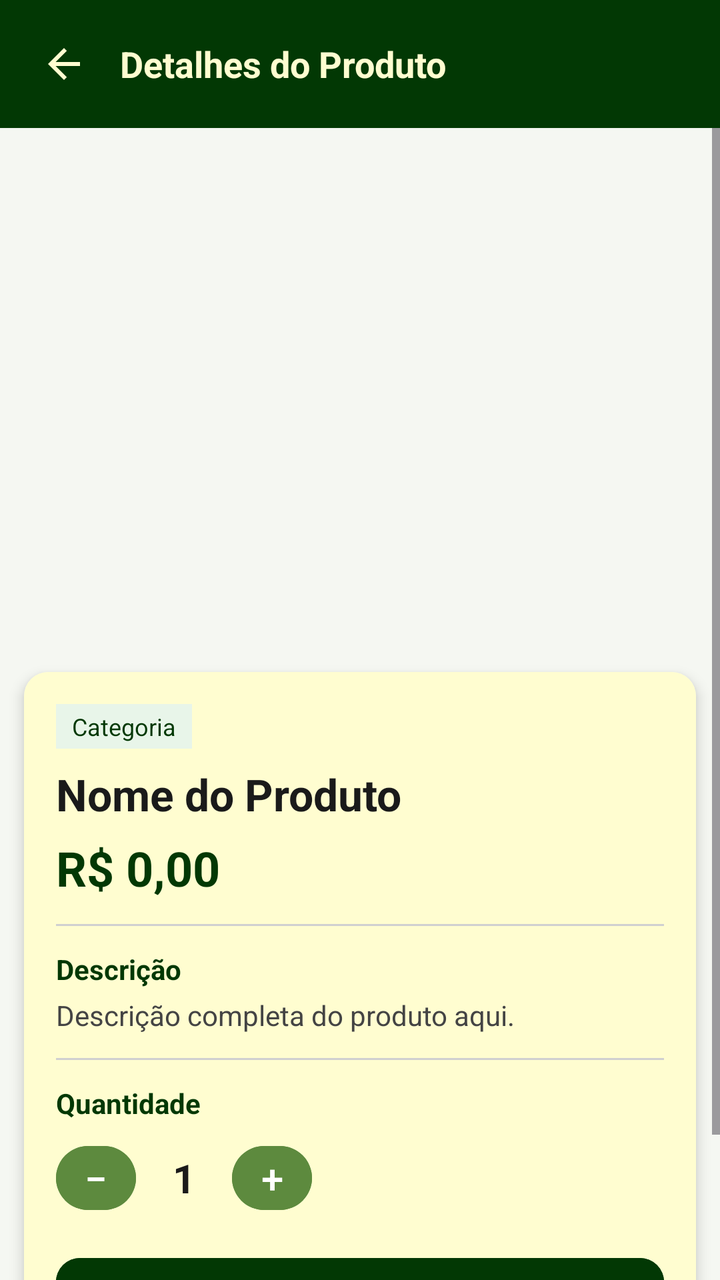
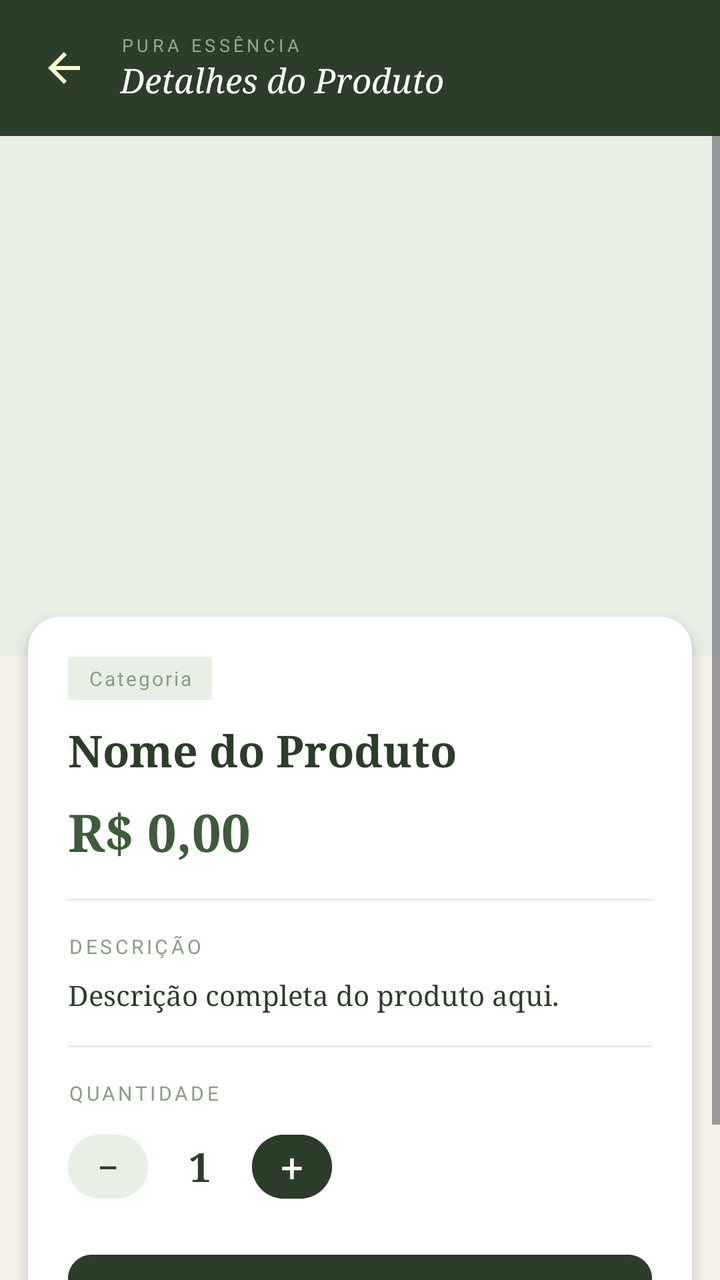

The first picture is an Android layout as it rendered before a commit; the second is the same layout after the commit. The layout source and the unified diff follow.
<!-- AndroidManifest.xml: application theme Theme.AppLoginTest -->
<!-- res/layout/activity_produto_detalhe.xml -->
<?xml version="1.0" encoding="utf-8"?>
<LinearLayout xmlns:android="http://schemas.android.com/apk/res/android"
    xmlns:app="http://schemas.android.com/apk/res-auto"
    android:layout_width="match_parent"
    android:layout_height="match_parent"
    android:orientation="vertical"
    android:background="#F5F7F2"
    android:fitsSystemWindows="true">

    
    <LinearLayout
        android:layout_width="match_parent"
        android:layout_height="wrap_content"
        android:background="#023804"
        android:orientation="horizontal"
        android:padding="12dp"
        android:gravity="center_vertical">

        <ImageButton
            android:id="@+id/btnVoltar"
            android:layout_width="40dp"
            android:layout_height="40dp"
            android:background="?attr/selectableItemBackgroundBorderless"
            android:src="@drawable/ic_seta_voltar"
            android:contentDescription="Voltar" />

        <TextView
            android:layout_width="0dp"
            android:layout_height="wrap_content"
            android:layout_weight="1"
            android:layout_marginStart="8dp"
            android:text="Detalhes do Produto"
            android:textColor="#FFFDD0"
            android:textSize="18sp"
            android:textStyle="bold" />
    </LinearLayout>

    
    <ScrollView
        android:layout_width="match_parent"
        android:layout_height="0dp"
        android:layout_weight="1"
        android:paddingBottom="16dp"
        android:clipToPadding="false">

        <LinearLayout
            android:layout_width="match_parent"
            android:layout_height="wrap_content"
            android:orientation="vertical">

            
            <ImageView
                android:id="@+id/imgProdutoDetalhe"
                android:layout_width="match_parent"
                android:layout_height="260dp"
                android:src="@mipmap/ic_launcher"
                android:scaleType="centerCrop" />

            
            <androidx.cardview.widget.CardView
                android:layout_width="match_parent"
                android:layout_height="wrap_content"
                android:layout_margin="12dp"
                app:cardCornerRadius="12dp"
                app:cardElevation="4dp">

                <LinearLayout
                    android:layout_width="match_parent"
                    android:layout_height="wrap_content"
                    android:orientation="vertical"
                    android:padding="16dp"
                    android:background="#FFFDD0">

                    
                    <TextView
                        android:id="@+id/tvDetalheCategoria"
                        android:layout_width="wrap_content"
                        android:layout_height="wrap_content"
                        android:background="#E8F5E9"
                        android:paddingStart="8dp"
                        android:paddingEnd="8dp"
                        android:paddingTop="3dp"
                        android:paddingBottom="3dp"
                        android:text="Categoria"
                        android:textColor="#023804"
                        android:textSize="12sp" />

                    
                    <TextView
                        android:id="@+id/tvDetalheNome"
                        android:layout_width="match_parent"
                        android:layout_height="wrap_content"
                        android:layout_marginTop="8dp"
                        android:text="Nome do Produto"
                        android:textColor="#1A1A1A"
                        android:textSize="22sp"
                        android:textStyle="bold" />

                    
                    <TextView
                        android:id="@+id/tvDetalhePreco"
                        android:layout_width="wrap_content"
                        android:layout_height="wrap_content"
                        android:layout_marginTop="6dp"
                        android:text="R$ 0,00"
                        android:textColor="#023804"
                        android:textSize="24sp"
                        android:textStyle="bold" />

                    <View
                        android:layout_width="match_parent"
                        android:layout_height="1dp"
                        android:layout_marginTop="12dp"
                        android:layout_marginBottom="12dp"
                        android:background="#D0D0D0" />

                    
                    <TextView
                        android:layout_width="wrap_content"
                        android:layout_height="wrap_content"
                        android:text="Descrição"
                        android:textColor="#023804"
                        android:textSize="14sp"
                        android:textStyle="bold" />

                    <TextView
                        android:id="@+id/tvDetalheDescricao"
                        android:layout_width="match_parent"
                        android:layout_height="wrap_content"
                        android:layout_marginTop="4dp"
                        android:text="Descrição completa do produto aqui."
                        android:textColor="#444444"
                        android:textSize="14sp"
                        android:lineSpacingExtra="4dp" />

                    <View
                        android:layout_width="match_parent"
                        android:layout_height="1dp"
                        android:layout_marginTop="12dp"
                        android:layout_marginBottom="12dp"
                        android:background="#D0D0D0" />

                    
                    <TextView
                        android:layout_width="wrap_content"
                        android:layout_height="wrap_content"
                        android:text="Quantidade"
                        android:textColor="#023804"
                        android:textSize="14sp"
                        android:textStyle="bold" />

                    <LinearLayout
                        android:layout_width="wrap_content"
                        android:layout_height="wrap_content"
                        android:layout_marginTop="8dp"
                        android:orientation="horizontal"
                        android:gravity="center_vertical">

                        <Button
                            android:id="@+id/btnMenos"
                            android:layout_width="40dp"
                            android:layout_height="40dp"
                            android:text="−"
                            android:textSize="20sp"
                            android:backgroundTint="#5D8A3E"
                            android:textColor="#FFFFFF"
                            android:padding="0dp"
                            app:cornerRadius="20dp" />

                        <TextView
                            android:id="@+id/tvQuantidade"
                            android:layout_width="48dp"
                            android:layout_height="wrap_content"
                            android:text="1"
                            android:textSize="20sp"
                            android:textStyle="bold"
                            android:textColor="#1A1A1A"
                            android:gravity="center" />

                        <Button
                            android:id="@+id/btnMais"
                            android:layout_width="40dp"
                            android:layout_height="40dp"
                            android:text="+"
                            android:textSize="20sp"
                            android:backgroundTint="#5D8A3E"
                            android:textColor="#FFFFFF"
                            android:padding="0dp"
                            app:cornerRadius="20dp" />

                    </LinearLayout>

                    
                    <Button
                        android:id="@+id/btnAdicionarCarrinho"
                        android:layout_width="match_parent"
                        android:layout_height="52dp"
                        android:layout_marginTop="16dp"
                        android:backgroundTint="#023804"
                        android:text="Adicionar ao Carrinho"
                        android:textColor="#FFFDD0"
                        android:textSize="16sp"
                        android:textStyle="bold"
                        app:cornerRadius="12dp" />

                </LinearLayout>
            </androidx.cardview.widget.CardView>

        </LinearLayout>
    </ScrollView>

</LinearLayout>
<!-- resources referenced by this layout -->
<resources>
  <!-- drawable ic_seta_voltar (drawable) -->
  <vector xmlns:android="http://schemas.android.com/apk/res/android"
      android:width="24dp"
      android:height="24dp"
      android:viewportWidth="24"
      android:viewportHeight="24">
      <path
          android:fillColor="#FFFDD0"
          android:pathData="M20,11H7.83l5.59,-5.59L12,4l-8,8 8,8 1.41,-1.41L7.83,13H20v-2z"/>
  </vector>
  <!-- mipmap ic_launcher (mipmap-anydpi-v26) -->
  <?xml version="1.0" encoding="utf-8"?>
  <adaptive-icon xmlns:android="http://schemas.android.com/apk/res/android">
      <background android:drawable="@drawable/ic_launcher_background"/>
      <foreground android:drawable="@mipmap/ic_launcher_foreground"/>
  </adaptive-icon>
  <style name="Theme.AppLoginTest" parent="Base.Theme.AppLoginTest" />
  <!-- drawable ic_launcher_background: vector/xml drawable (drawable, 4866 chars, omitted) -->
  <style name="Base.Theme.AppLoginTest" parent="Theme.Material3.DayNight.NoActionBar">
          
          
      </style>
</resources>

<!-- the commit's change to res/layout/activity_produto_detalhe.xml (unified diff, before → after) -->
@@ -1,19 +1,23 @@
 <?xml version="1.0" encoding="utf-8"?>
-<LinearLayout xmlns:android="http://schemas.android.com/apk/res/android"
+<LinearLayout
+    xmlns:android="http://schemas.android.com/apk/res/android"
     xmlns:app="http://schemas.android.com/apk/res-auto"
     android:layout_width="match_parent"
     android:layout_height="match_parent"
     android:orientation="vertical"
-    android:background="#F5F7F2"
+    android:background="@color/creme_fundo"
     android:fitsSystemWindows="true">
 
     
     <LinearLayout
         android:layout_width="match_parent"
         android:layout_height="wrap_content"
-        android:background="#023804"
+        android:background="@color/verde_escuro"
         android:orientation="horizontal"
-        android:padding="12dp"
+        android:paddingStart="12dp"
+        android:paddingEnd="16dp"
+        android:paddingTop="14dp"
+        android:paddingBottom="14dp"
         android:gravity="center_vertical">
 
         <ImageButton
@@ -24,15 +28,30 @@
             android:src="@drawable/ic_seta_voltar"
             android:contentDescription="Voltar" />
 
-        <TextView
+        <LinearLayout
             android:layout_width="0dp"
             android:layout_height="wrap_content"
             android:layout_weight="1"
             android:layout_marginStart="8dp"
-            android:text="Detalhes do Produto"
-            android:textColor="#FFFDD0"
-            android:textSize="18sp"
-            android:textStyle="bold" />
+            android:orientation="vertical">
+
+            <TextView
+                android:layout_width="wrap_content"
+                android:layout_height="wrap_content"
+                android:text="PURA ESSÊNCIA"
+                android:textColor="@color/verde_claro"
+                android:textSize="9sp"
+                android:letterSpacing="0.2" />
+
+            <TextView
+                android:layout_width="wrap_content"
+                android:layout_height="wrap_content"
+                android:text="Detalhes do Produto"
+                android:textColor="@color/white"
+                android:textSize="17sp"
+                android:fontFamily="serif"
+                android:textStyle="italic" />
+        </LinearLayout>
     </LinearLayout>
 
     
@@ -49,110 +68,118 @@
             android:orientation="vertical">
 
             
-            <ImageView
-                android:id="@+id/imgProdutoDetalhe"
+            <androidx.cardview.widget.CardView
                 android:layout_width="match_parent"
-                android:layout_height="260dp"
-                android:src="@mipmap/ic_launcher"
-                android:scaleType="centerCrop" />
+                android:layout_height="wrap_content"
+                app:cardCornerRadius="0dp"
+                app:cardElevation="0dp"
+                app:cardBackgroundColor="@color/verde_fundo_badge">
+
+                <ImageView
+                    android:id="@+id/imgProdutoDetalhe"
+                    android:layout_width="match_parent"
+                    android:layout_height="260dp"
+                    android:src="@mipmap/ic_launcher"
+                    android:scaleType="centerCrop" />
+            </androidx.cardview.widget.CardView>
 
             
             <androidx.cardview.widget.CardView
                 android:layout_width="match_parent"
                 android:layout_height="wrap_content"
-                android:layout_margin="12dp"
-                app:cardCornerRadius="12dp"
-                app:cardElevation="4dp">
+                android:layout_marginStart="14dp"
+                android:layout_marginEnd="14dp"
+                android:layout_marginTop="-20dp"
+                android:layout_marginBottom="16dp"
+                app:cardCornerRadius="16dp"
+                app:cardElevation="4dp"
+                app:cardBackgroundColor="@color/white">
 
                 <LinearLayout
                     android:layout_width="match_parent"
                     android:layout_height="wrap_content"
                     android:orientation="vertical"
-                    android:padding="16dp"
-                    android:background="#FFFDD0">
+                    android:padding="20dp">
 
                     
                     <TextView
                         android:id="@+id/tvDetalheCategoria"
                         android:layout_width="wrap_content"
                         android:layout_height="wrap_content"
-                        android:background="#E8F5E9"
-                        android:paddingStart="8dp"
-                        android:paddingEnd="8dp"
-                        android:paddingTop="3dp"
-                        android:paddingBottom="3dp"
+                        android:background="@color/verde_fundo_badge"
+                        android:paddingStart="10dp"
+                        android:paddingEnd="10dp"
+                        android:paddingTop="4dp"
+                        android:paddingBottom="4dp"
                         android:text="Categoria"
-                        android:textColor="#023804"
-                        android:textSize="12sp" />
+                        android:textColor="@color/texto_badge"
+                        android:textSize="10sp"
+                        android:letterSpacing="0.1" />
 
                     
                     <TextView
                         android:id="@+id/tvDetalheNome"
                         android:layout_width="match_parent"
                         android:layout_height="wrap_content"
+                        android:layout_marginTop="10dp"
+                        android:text="Nome do Produto"
+                        android:textColor="@color/verde_escuro"
+                        android:textSize="22sp"
+                        android:fontFamily="serif"
+                        android:textStyle="bold"
+                        android:lineSpacingExtra="2dp" />
+
+                    
+                    <TextView
+                        android:id="@+id/tvDetalhePreco"
+                        android:layout_width="wrap_content"
+                        android:layout_height="wrap_content"
                         android:layout_marginTop="8dp"
-                        android:text="Nome do Produto"
-                        android:textColor="#1A1A1A"
-                        android:textSize="22sp"
+                        android:text="R$ 0,00"
+                        android:textColor="@color/verde_medio"
+                        android:textSize="26sp"
+                        android:fontFamily="serif"
                         android:textStyle="bold" />
 
                     
-                    <TextView
-                        android:id="@+id/tvDetalhePreco"
-                        android:layout_width="wrap_content"
-                        android:layout_height="wrap_content"
-                        android:layout_marginTop="6dp"
-                        android:text="R$ 0,00"
-                        android:textColor="#023804"
-                        android:textSize="24sp"
-                        android:textStyle="bold" />
-
-                    <View
-                        android:layout_width="match_parent"
-                        android:layout_height="1dp"
-                        android:layout_marginTop="12dp"
-                        android:layout_marginBottom="12dp"
-                        android:background="#D0D0D0" />
-
-                    
-                    <TextView
-                        android:layout_width="wrap_content"
-                        android:layout_height="wrap_content"
-                        android:text="Descrição"
-                        android:textColor="#023804"
-                        android:textSize="14sp"
-                        android:textStyle="bold" />
+                    <View android:layout_width="match_parent" android:layout_height="1dp" android:background="@color/borda_card" android:layout_marginTop="16dp" android:layout_marginBottom="16dp" />
+
+                    
+                    <TextView
+                        android:layout_width="wrap_content"
+                        android:layout_height="wrap_content"
+                        android:text="DESCRIÇÃO"
+                        android:textColor="@color/texto_badge"
+                        android:textSize="10sp"
+                        android:letterSpacing="0.15"
+                        android:layout_marginBottom="8dp" />
 
                     <TextView
                         android:id="@+id/tvDetalheDescricao"
                         android:layout_width="match_parent"
                         android:layout_height="wrap_content"
-                        android:layout_marginTop="4dp"
                         android:text="Descrição completa do produto aqui."
-                        android:textColor="#444444"
+                        android:textColor="@color/texto_principal"
                         android:textSize="14sp"
-                        android:lineSpacingExtra="4dp" />
-
-                    <View
-                        android:layout_width="match_parent"
-                        android:layout_height="1dp"
-                        android:layout_marginTop="12dp"
-                        android:layout_marginBottom="12dp"
-                        android:background="#D0D0D0" />
-
-                    
-                    <TextView
-                        android:layout_width="wrap_content"
-                        android:layout_height="wrap_content"
-                        android:text="Quantidade"
-                        android:textColor="#023804"
-                        android:textSize="14sp"
-                        android:textStyle="bold" />
+                        android:lineSpacingExtra="5dp"
+                        android:fontFamily="serif" />
+
+                    
+                    <View android:layout_width="match_parent" android:layout_height="1dp" android:background="@color/borda_card" android:layout_marginTop="16dp" android:layout_marginBottom="16dp" />
+
+                    
+                    <TextView
+                        android:layout_width="wrap_content"
+                        android:layout_height="wrap_content"
+                        android:text="QUANTIDADE"
+                        android:textColor="@color/texto_badge"
+                        android:textSize="10sp"
+                        android:letterSpacing="0.15"
+                        android:layout_marginBottom="10dp" />
 
                     <LinearLayout
                         android:layout_width="wrap_content"
                         android:layout_height="wrap_content"
-                        android:layout_marginTop="8dp"
                         android:orientation="horizontal"
                         android:gravity="center_vertical">
 
@@ -162,19 +189,20 @@
                             android:layout_height="40dp"
                             android:text="−"
                             android:textSize="20sp"
-                            android:backgroundTint="#5D8A3E"
-                            android:textColor="#FFFFFF"
+                            android:backgroundTint="@color/verde_fundo_badge"
+                            android:textColor="@color/verde_escuro"
                             android:padding="0dp"
                             app:cornerRadius="20dp" />
 
                         <TextView
                             android:id="@+id/tvQuantidade"
-                            android:layout_width="48dp"
+                            android:layout_width="52dp"
                             android:layout_height="wrap_content"
                             android:text="1"
                             android:textSize="20sp"
                             android:textStyle="bold"
-                            android:textColor="#1A1A1A"
+                            android:textColor="@color/verde_escuro"
+                            android:fontFamily="serif"
                             android:gravity="center" />
 
                         <Button
@@ -183,11 +211,10 @@
                             android:layout_height="40dp"
                             android:text="+"
                             android:textSize="20sp"
-                            android:backgroundTint="#5D8A3E"
-                            android:textColor="#FFFFFF"
+                            android:backgroundTint="@color/verde_escuro"
+                            android:textColor="@color/white"
                             android:padding="0dp"
                             app:cornerRadius="20dp" />
-
                     </LinearLayout>
 
                     
@@ -195,11 +222,12 @@
                         android:id="@+id/btnAdicionarCarrinho"
                         android:layout_width="match_parent"
                         android:layout_height="52dp"
-                        android:layout_marginTop="16dp"
-                        android:backgroundTint="#023804"
-                        android:text="Adicionar ao Carrinho"
-                        android:textColor="#FFFDD0"
-                        android:textSize="16sp"
+                        android:layout_marginTop="20dp"
+                        android:backgroundTint="@color/verde_escuro"
+                        android:text="ADICIONAR AO CARRINHO"
+                        android:textColor="@color/white"
+                        android:textSize="13sp"
+                        android:letterSpacing="0.08"
                         android:textStyle="bold"
                         app:cornerRadius="12dp" />
 
<!-- resource entries referenced after the edit -->
@@ -1,5 +1,14 @@
 <!-- resources referenced by this layout -->
 <resources>
+  <color name="borda_card">#EDE8DE</color>
+  <color name="creme_fundo">#F5F0E8</color>
+  <color name="texto_badge">#8A9E82</color>
+  <color name="texto_principal">#2C3D2A</color>
+  <color name="verde_claro">#8FAD88</color>
+  <color name="verde_escuro">#2C3D2A</color>
+  <color name="verde_fundo_badge">#E8F0E6</color>
+  <color name="verde_medio">#3D5C3A</color>
+  <color name="white">#FFFFFFFF</color>
   <!-- drawable ic_seta_voltar (drawable) -->
   <vector xmlns:android="http://schemas.android.com/apk/res/android"
       android:width="24dp"
@@ -19,8 +28,13 @@
   <style name="Theme.AppLoginTest" parent="Base.Theme.AppLoginTest" />
   <!-- drawable ic_launcher_background: vector/xml drawable (drawable, 4866 chars, omitted) -->
   <style name="Base.Theme.AppLoginTest" parent="Theme.Material3.DayNight.NoActionBar">
-          
-          
+          <item name="colorPrimary">@color/verde_escuro</item>
+          <item name="colorPrimaryVariant">@color/verde_medio</item>
+          <item name="colorOnPrimary">@color/white</item>
+          <item name="colorSecondary">@color/verde_claro</item>
+          <item name="colorOnSecondary">@color/verde_escuro</item>
+          <item name="android:windowBackground">@color/creme_fundo</item>
+          <item name="android:fontFamily">sans-serif</item>
       </style>
 </resources>
 
